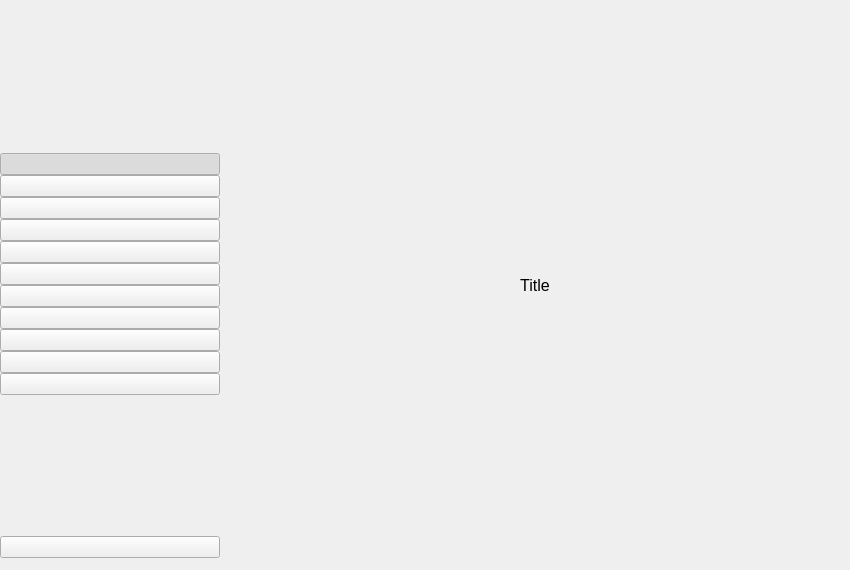
The window that stacer/app.ui (s4solutionsllc/Nexis) describes before a commit, drawn with Qt 5.
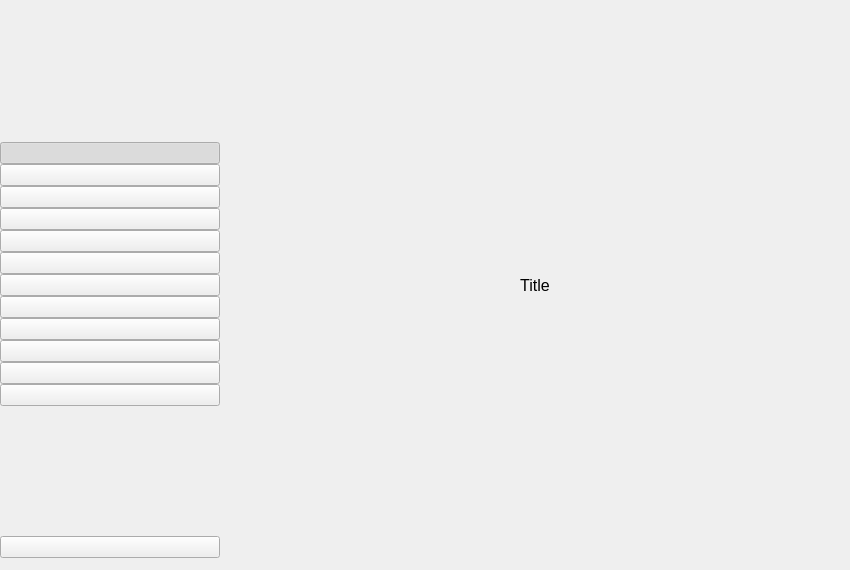
The same window after the commit. Icons and pictures are not drawn.

Commit message:
Add GNOME Shell Settings page for modern desktop preferences
Adds a new conditionally-shown page (hidden on non-GNOME systems) with
four tabbed sub-panels: Appearance, Window Manager, Mouse & Touchpad,
and Desktop. Each reads/writes live gsettings values for org.gnome.desktop.*
and org.gnome.mutter schemas. Includes themed QSS rules for dark/light
mode and QDoubleSpinBox global styling fix.

The edit to the form file:
```diff
--- a/stacer/app.ui
+++ b/stacer/app.ui
@@ -378,6 +378,34 @@
          </attribute>
         </widget>
        </item>
+       <item>
+        <widget class="QPushButton" name="btnGnomeSettings">
+         <property name="cursor">
+          <cursorShape>PointingHandCursor</cursorShape>
+         </property>
+         <property name="focusPolicy">
+          <enum>Qt::NoFocus</enum>
+         </property>
+         <property name="toolTip">
+          <string>GNOME Settings</string>
+         </property>
+         <property name="text">
+          <string/>
+         </property>
+         <property name="iconSize">
+          <size>
+           <width>28</width>
+           <height>28</height>
+          </size>
+         </property>
+         <property name="checkable">
+          <bool>true</bool>
+         </property>
+         <attribute name="buttonGroup">
+          <string notr="true">sidebarBtnGroup</string>
+         </attribute>
+        </widget>
+       </item>
        <item>
         <widget class="QPushButton" name="btnSettings">
          <property name="cursor">
```
The commit also changes 26 other files.
